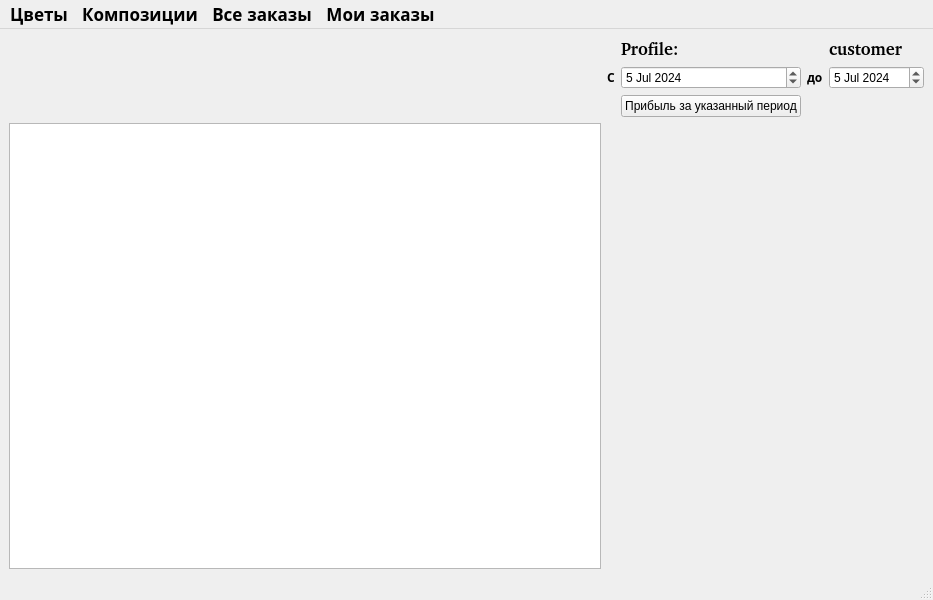
Old version of the form flower/mainwindow.ui in the repository 1ShaHaruta/Flower.
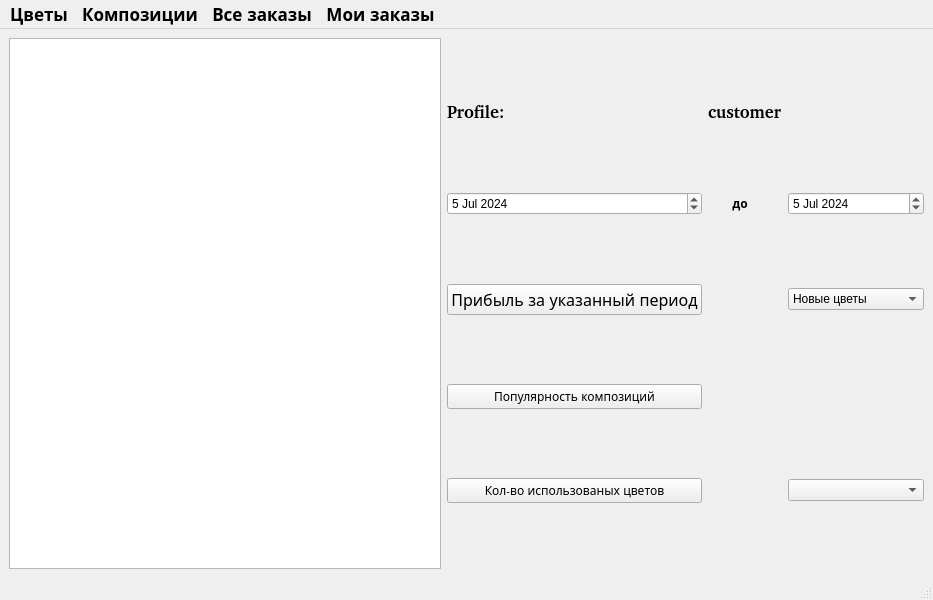
New version of the form.

```diff
--- a/flower/mainwindow.ui
+++ b/flower/mainwindow.ui
@@ -33,14 +33,7 @@
     <bool>false</bool>
    </property>
    <layout class="QGridLayout" name="gridLayout">
-    <item row="4" column="3">
-     <widget class="QPushButton" name="pushButton">
-      <property name="text">
-       <string>Прибыль за указанный период</string>
-      </property>
-     </widget>
-    </item>
-    <item row="5" column="0">
+    <item row="9" column="0">
      <widget class="QTextBrowser" name="textBrowser">
       <property name="maximumSize">
        <size>
@@ -58,7 +51,67 @@
       </property>
      </widget>
     </item>
-    <item row="0" column="5">
+    <item row="9" column="2">
+     <layout class="QGridLayout" name="gridLayout_2">
+      <item row="5" column="0">
+       <widget class="QPushButton" name="pushButton">
+        <property name="font">
+         <font>
+          <family>URW Gothic [urw]</family>
+          <pointsize>12</pointsize>
+          <weight>50</weight>
+          <bold>false</bold>
+         </font>
+        </property>
+        <property name="text">
+         <string>Прибыль за указанный период</string>
+        </property>
+       </widget>
+      </item>
+      <item row="4" column="2">
+       <widget class="QDateEdit" name="dateEdit">
+        <property name="dateTime">
+         <datetime>
+          <hour>0</hour>
+          <minute>0</minute>
+          <second>0</second>
+          <year>2024</year>
+          <month>7</month>
+          <day>5</day>
+         </datetime>
+        </property>
+        <property name="minimumDateTime">
+         <datetime>
+          <hour>0</hour>
+          <minute>0</minute>
+          <second>0</second>
+          <year>2024</year>
+          <month>1</month>
+          <day>1</day>
+         </datetime>
+        </property>
+        <property name="maximumDate">
+         <date>
+          <year>2024</year>
+          <month>12</month>
+          <day>31</day>
+         </date>
+        </property>
+       </widget>
+      </item>
+      <item row="6" column="0">
+       <widget class="QPushButton" name="pushButton_2">
+        <property name="font">
+         <font>
+          <family>URW Gothic [urw]</family>
+         </font>
+        </property>
+        <property name="text">
+         <string>Популярность композиций</string>
+        </property>
+       </widget>
+      </item>
+      <item row="0" column="1">
      <widget class="QLabel" name="status">
       <property name="sizePolicy">
        <sizepolicy hsizetype="Fixed" vsizetype="Fixed">
@@ -82,52 +135,8 @@
       </property>
      </widget>
     </item>
-    <item row="0" column="0">
-     <spacer name="horizontalSpacer">
-      <property name="orientation">
-       <enum>Qt::Horizontal</enum>
-      </property>
-      <property name="sizeHint" stdset="0">
-       <size>
-        <width>40</width>
-        <height>20</height>
-       </size>
-      </property>
-     </spacer>
-    </item>
-    <item row="3" column="5">
-     <widget class="QDateEdit" name="dateEdit">
-      <property name="dateTime">
-       <datetime>
-        <hour>0</hour>
-        <minute>0</minute>
-        <second>0</second>
-        <year>2024</year>
-        <month>7</month>
-        <day>5</day>
-       </datetime>
-      </property>
-      <property name="minimumDateTime">
-       <datetime>
-        <hour>0</hour>
-        <minute>0</minute>
-        <second>0</second>
-        <year>2024</year>
-        <month>1</month>
-        <day>1</day>
-       </datetime>
-      </property>
-      <property name="maximumDate">
-       <date>
-        <year>2024</year>
-        <month>12</month>
-        <day>31</day>
-       </date>
-      </property>
-     </widget>
-    </item>
-    <item row="3" column="1">
-     <widget class="QLabel" name="label">
+      <item row="4" column="1">
+       <widget class="QLabel" name="label_2">
       <property name="font">
        <font>
         <family>URW Gothic [urw]</family>
@@ -136,11 +145,11 @@
        </font>
       </property>
       <property name="text">
-       <string>С</string>
+         <string>       до</string>
       </property>
      </widget>
     </item>
-    <item row="3" column="3">
+      <item row="4" column="0">
      <widget class="QDateEdit" name="dateEdit_2">
       <property name="dateTime">
        <datetime>
@@ -168,21 +177,7 @@
       </property>
      </widget>
     </item>
-    <item row="3" column="4">
-     <widget class="QLabel" name="label_2">
-      <property name="font">
-       <font>
-        <family>URW Gothic [urw]</family>
-        <weight>75</weight>
-        <bold>true</bold>
-       </font>
-      </property>
-      <property name="text">
-       <string>до</string>
-      </property>
-     </widget>
-    </item>
-    <item row="0" column="3">
+      <item row="0" column="0">
      <widget class="QLabel" name="name">
       <property name="sizePolicy">
        <sizepolicy hsizetype="Fixed" vsizetype="Fixed">
@@ -212,6 +207,42 @@
        <string>Profile: </string>
       </property>
      </widget>
+      </item>
+      <item row="7" column="0">
+       <widget class="QPushButton" name="pushButton_3">
+        <property name="font">
+         <font>
+          <family>URW Gothic [urw]</family>
+         </font>
+        </property>
+        <property name="text">
+         <string>Кол-во использованых цветов</string>
+        </property>
+       </widget>
+      </item>
+      <item row="5" column="2">
+       <widget class="QComboBox" name="comboBox">
+        <item>
+         <property name="text">
+          <string>Новые цветы</string>
+         </property>
+        </item>
+        <item>
+         <property name="text">
+          <string>Новая композиция</string>
+         </property>
+        </item>
+        <item>
+         <property name="text">
+          <string>Новый заказ</string>
+         </property>
+        </item>
+       </widget>
+      </item>
+      <item row="7" column="2">
+       <widget class="QComboBox" name="comboBox_2"/>
+      </item>
+     </layout>
     </item>
    </layout>
   </widget>
```
Lines whose indentation alone changed are shown as unchanged.
